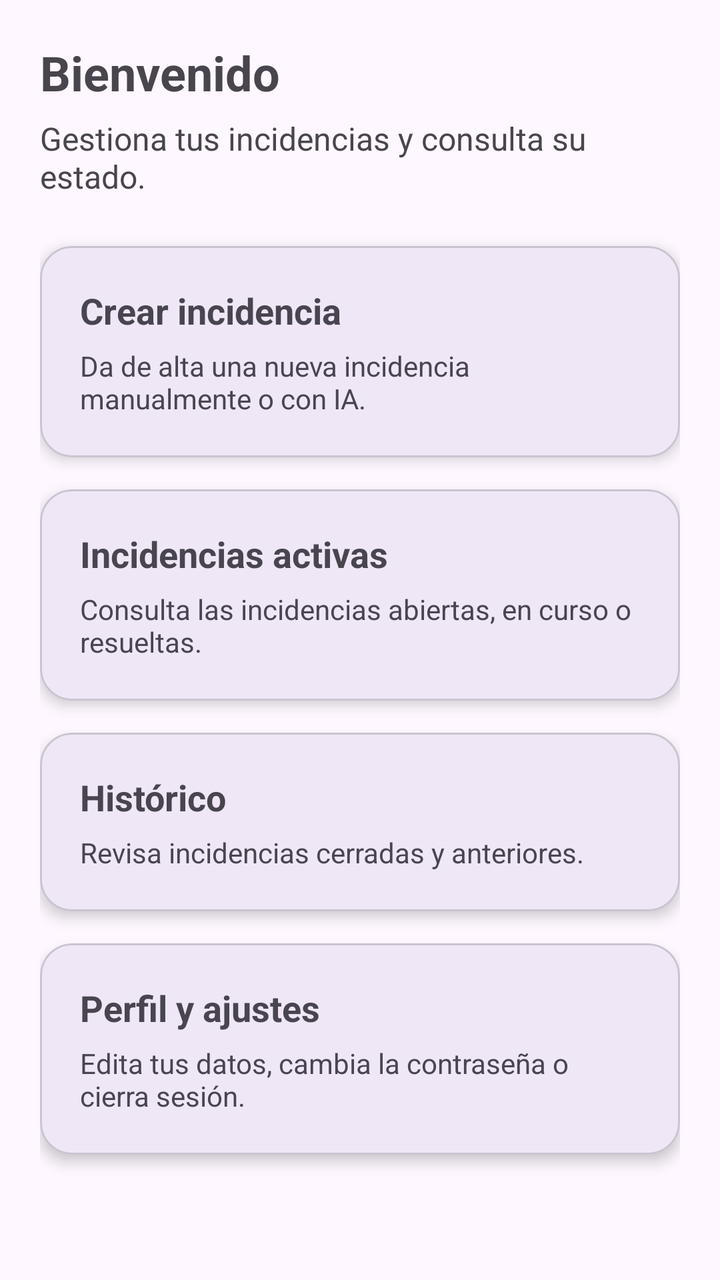
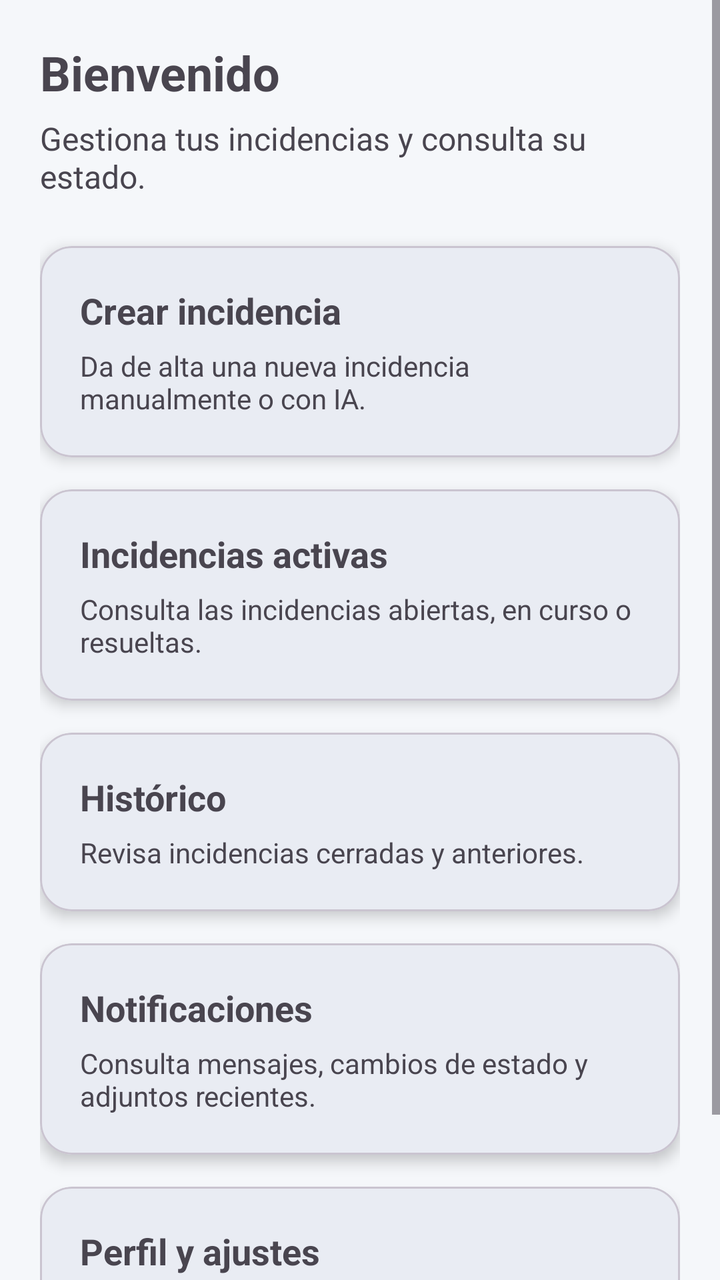

Compare the two renders of this Android layout. The source of the first and the diff that turns it into the second are given below.
<!-- AndroidManifest.xml: application theme Theme.Tfgincidenciasfront -->
<!-- res/layout/fragment_user_home.xml -->
<?xml version="1.0" encoding="utf-8"?>
<ScrollView xmlns:android="http://schemas.android.com/apk/res/android"
    xmlns:app="http://schemas.android.com/apk/res-auto"
    android:layout_width="match_parent"
    android:layout_height="match_parent">

    <LinearLayout
        android:layout_width="match_parent"
        android:layout_height="wrap_content"
        android:orientation="vertical"
        android:padding="20dp">

        <TextView
            android:id="@+id/tvWelcome"
            android:layout_width="wrap_content"
            android:layout_height="wrap_content"
            android:text="Bienvenido"
            android:textSize="24sp"
            android:textStyle="bold" />

        <TextView
            android:id="@+id/tvSubtitle"
            android:layout_width="wrap_content"
            android:layout_height="wrap_content"
            android:layout_marginTop="6dp"
            android:text="Gestiona tus incidencias y consulta su estado."
            android:textSize="16sp" />

        <com.google.android.material.card.MaterialCardView
            android:id="@+id/cardCreateIncident"
            android:layout_width="match_parent"
            android:layout_height="wrap_content"
            android:layout_marginTop="24dp"
            app:cardCornerRadius="16dp"
            app:cardElevation="4dp">

            <LinearLayout
                android:layout_width="match_parent"
                android:layout_height="wrap_content"
                android:orientation="vertical"
                android:padding="20dp">

                <TextView
                    android:layout_width="wrap_content"
                    android:layout_height="wrap_content"
                    android:text="Crear incidencia"
                    android:textSize="18sp"
                    android:textStyle="bold" />

                <TextView
                    android:layout_width="wrap_content"
                    android:layout_height="wrap_content"
                    android:layout_marginTop="6dp"
                    android:text="Da de alta una nueva incidencia manualmente o con IA." />
            </LinearLayout>
        </com.google.android.material.card.MaterialCardView>

        <com.google.android.material.card.MaterialCardView
            android:id="@+id/cardActiveIncidents"
            android:layout_width="match_parent"
            android:layout_height="wrap_content"
            android:layout_marginTop="16dp"
            app:cardCornerRadius="16dp"
            app:cardElevation="4dp">

            <LinearLayout
                android:layout_width="match_parent"
                android:layout_height="wrap_content"
                android:orientation="vertical"
                android:padding="20dp">

                <TextView
                    android:layout_width="wrap_content"
                    android:layout_height="wrap_content"
                    android:text="Incidencias activas"
                    android:textSize="18sp"
                    android:textStyle="bold" />

                <TextView
                    android:layout_width="wrap_content"
                    android:layout_height="wrap_content"
                    android:layout_marginTop="6dp"
                    android:text="Consulta las incidencias abiertas, en curso o resueltas." />
            </LinearLayout>
        </com.google.android.material.card.MaterialCardView>

        <com.google.android.material.card.MaterialCardView
            android:id="@+id/cardHistory"
            android:layout_width="match_parent"
            android:layout_height="wrap_content"
            android:layout_marginTop="16dp"
            app:cardCornerRadius="16dp"
            app:cardElevation="4dp">

            <LinearLayout
                android:layout_width="match_parent"
                android:layout_height="wrap_content"
                android:orientation="vertical"
                android:padding="20dp">

                <TextView
                    android:layout_width="wrap_content"
                    android:layout_height="wrap_content"
                    android:text="Histórico"
                    android:textSize="18sp"
                    android:textStyle="bold" />

                <TextView
                    android:layout_width="wrap_content"
                    android:layout_height="wrap_content"
                    android:layout_marginTop="6dp"
                    android:text="Revisa incidencias cerradas y anteriores." />
            </LinearLayout>
        </com.google.android.material.card.MaterialCardView>

        <com.google.android.material.card.MaterialCardView
            android:id="@+id/cardSettings"
            android:layout_width="match_parent"
            android:layout_height="wrap_content"
            android:layout_marginTop="16dp"
            android:layout_marginBottom="16dp"
            app:cardCornerRadius="16dp"
            app:cardElevation="4dp">

            <LinearLayout
                android:layout_width="match_parent"
                android:layout_height="wrap_content"
                android:orientation="vertical"
                android:padding="20dp">

                <TextView
                    android:layout_width="wrap_content"
                    android:layout_height="wrap_content"
                    android:text="Perfil y ajustes"
                    android:textSize="18sp"
                    android:textStyle="bold" />

                <TextView
                    android:layout_width="wrap_content"
                    android:layout_height="wrap_content"
                    android:layout_marginTop="6dp"
                    android:text="Edita tus datos, cambia la contraseña o cierra sesión." />
            </LinearLayout>
        </com.google.android.material.card.MaterialCardView>

    </LinearLayout>
</ScrollView>
<!-- resources referenced by this layout -->
<resources>
  <style name="Theme.Tfgincidenciasfront" parent="Base.Theme.Tfgincidenciasfront" />
  <style name="Base.Theme.Tfgincidenciasfront" parent="Theme.Material3.DayNight.NoActionBar">
          
          
      </style>
</resources>

<!-- the commit's change to res/layout/fragment_user_home.xml (unified diff, before → after) -->
@@ -112,6 +112,34 @@
                     android:text="Revisa incidencias cerradas y anteriores." />
             </LinearLayout>
         </com.google.android.material.card.MaterialCardView>
+        <com.google.android.material.card.MaterialCardView
+            android:id="@+id/cardNotifications"
+            android:layout_width="match_parent"
+            android:layout_height="wrap_content"
+            android:layout_marginTop="16dp"
+            app:cardCornerRadius="16dp"
+            app:cardElevation="4dp">
+
+            <LinearLayout
+                android:layout_width="match_parent"
+                android:layout_height="wrap_content"
+                android:orientation="vertical"
+                android:padding="20dp">
+
+                <TextView
+                    android:layout_width="wrap_content"
+                    android:layout_height="wrap_content"
+                    android:text="Notificaciones"
+                    android:textSize="18sp"
+                    android:textStyle="bold" />
+
+                <TextView
+                    android:layout_width="wrap_content"
+                    android:layout_height="wrap_content"
+                    android:layout_marginTop="6dp"
+                    android:text="Consulta mensajes, cambios de estado y adjuntos recientes." />
+            </LinearLayout>
+        </com.google.android.material.card.MaterialCardView>
 
         <com.google.android.material.card.MaterialCardView
             android:id="@+id/cardSettings"
<!-- resource entries referenced after the edit -->
@@ -2,8 +2,23 @@
 <resources>
   <style name="Theme.Tfgincidenciasfront" parent="Base.Theme.Tfgincidenciasfront" />
   <style name="Base.Theme.Tfgincidenciasfront" parent="Theme.Material3.DayNight.NoActionBar">
+  
           
+          <item name="colorPrimary">@color/primary</item>
+          <item name="colorOnPrimary">@color/onPrimary</item>
+  
           
+          <item name="android:colorBackground">@color/background</item>
+  
+          
+          <item name="colorSurface">@color/surface</item>
+          <item name="colorOnSurface">@color/onSurface</item>
+  
       </style>
+  <color name="primary">#1E3A8A</color>
+  <color name="onPrimary">#FFFFFF</color>
+  <color name="background">#F5F7FA</color>
+  <color name="surface">#FFFFFF</color>
+  <color name="onSurface">#111827</color>
 </resources>
 
